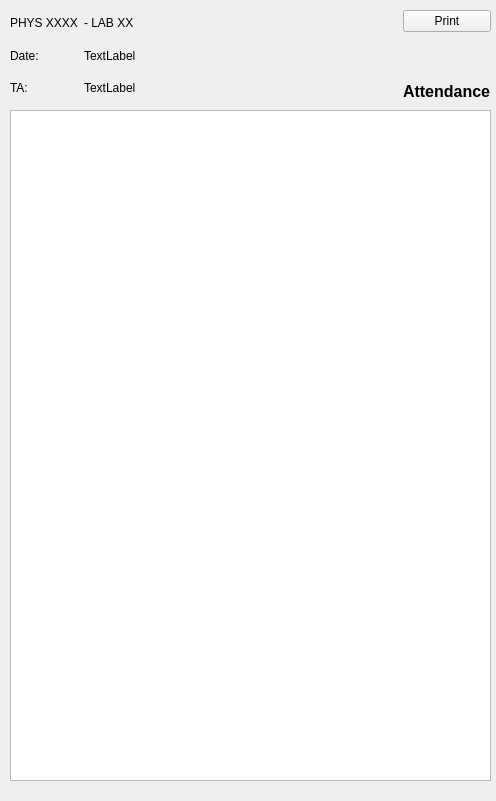
This is YorkULabSeating_att.ui in tdgskinner/yorku-phys-lab-seating as Qt 5 draws it before an edit. The edited form follows.
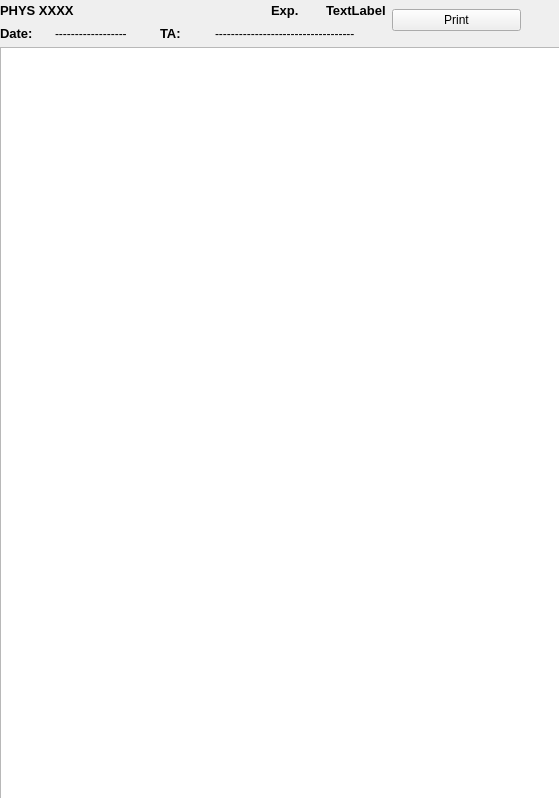
This is the edited form.

Commit message: print Attendance implemented

```diff
--- a/YorkULabSeating_att.ui
+++ b/YorkULabSeating_att.ui
@@ -6,129 +6,163 @@
    <rect>
     <x>0</x>
     <y>0</y>
-    <width>496</width>
-    <height>801</height>
+    <width>559</width>
+    <height>798</height>
    </rect>
   </property>
   <property name="windowTitle">
    <string>Form</string>
   </property>
-  <widget class="QTableView" name="tableView">
-   <property name="geometry">
-    <rect>
-     <x>10</x>
-     <y>110</y>
-     <width>481</width>
-     <height>671</height>
-    </rect>
-   </property>
-  </widget>
   <widget class="QWidget" name="layoutWidget">
    <property name="geometry">
     <rect>
-     <x>10</x>
-     <y>10</y>
-     <width>481</width>
-     <height>91</height>
+     <x>0</x>
+     <y>0</y>
+     <width>561</width>
+     <height>801</height>
     </rect>
    </property>
-   <layout class="QHBoxLayout" name="horizontalLayout">
+   <layout class="QVBoxLayout" name="verticalLayout_2" stretch="1,8">
+    <item>
+     <layout class="QHBoxLayout" name="horizontalLayout" stretch="3,1,0">
     <item>
      <layout class="QGridLayout" name="gridLayout">
-      <item row="0" column="0">
-       <widget class="QLabel" name="label_code">
-        <property name="text">
-         <string>PHYS XXXX</string>
-        </property>
-       </widget>
-      </item>
-      <item row="0" column="1">
-       <widget class="QLabel" name="label_session_id">
-        <property name="text">
-         <string>- LAB XX</string>
-        </property>
-       </widget>
-      </item>
-      <item row="1" column="0">
+        <item row="0" column="3" colspan="2">
+         <spacer name="horizontalSpacer">
+          <property name="orientation">
+           <enum>Qt::Horizontal</enum>
+          </property>
+          <property name="sizeHint" stdset="0">
+           <size>
+            <width>30</width>
+            <height>20</height>
+           </size>
+          </property>
+         </spacer>
+        </item>
+        <item row="0" column="5">
        <widget class="QLabel" name="label_4">
+          <property name="font">
+           <font>
+            <pointsize>10</pointsize>
+            <weight>75</weight>
+            <bold>true</bold>
+           </font>
+          </property>
+          <property name="text">
+           <string>Exp.</string>
+          </property>
+         </widget>
+        </item>
+        <item row="0" column="6">
+         <widget class="QLabel" name="label_exp_id">
+          <property name="font">
+           <font>
+            <pointsize>10</pointsize>
+            <weight>75</weight>
+            <bold>true</bold>
+           </font>
+          </property>
+          <property name="text">
+           <string>TextLabel</string>
+          </property>
+         </widget>
+        </item>
+        <item row="1" column="0">
+         <widget class="QLabel" name="label_6">
+          <property name="font">
+           <font>
+            <pointsize>10</pointsize>
+            <weight>75</weight>
+            <bold>true</bold>
+           </font>
+          </property>
         <property name="text">
          <string>Date:</string>
         </property>
        </widget>
       </item>
-      <item row="2" column="0">
+        <item row="1" column="3">
        <widget class="QLabel" name="label_5">
+          <property name="font">
+           <font>
+            <pointsize>10</pointsize>
+            <weight>75</weight>
+            <bold>true</bold>
+           </font>
+          </property>
         <property name="text">
          <string>TA:</string>
         </property>
        </widget>
       </item>
-      <item row="1" column="1">
-       <widget class="QLabel" name="label_date">
+        <item row="1" column="1" colspan="2">
+         <widget class="QLabel" name="label_2">
         <property name="text">
-         <string>TextLabel</string>
+           <string>------------------</string>
         </property>
        </widget>
       </item>
-      <item row="2" column="1">
+        <item row="1" column="4" colspan="3">
        <widget class="QLabel" name="label_TA_name">
         <property name="text">
-         <string>TextLabel</string>
+           <string>-----------------------------------</string>
+          </property>
+         </widget>
+        </item>
+        <item row="0" column="0" colspan="3">
+         <widget class="QLabel" name="label_code">
+          <property name="font">
+           <font>
+            <pointsize>10</pointsize>
+            <weight>75</weight>
+            <bold>true</bold>
+           </font>
+          </property>
+          <property name="text">
+           <string>PHYS XXXX</string>
         </property>
        </widget>
       </item>
      </layout>
     </item>
-    <item>
-     <spacer name="horizontalSpacer">
-      <property name="orientation">
-       <enum>Qt::Horizontal</enum>
-      </property>
-      <property name="sizeHint" stdset="0">
-       <size>
-        <width>40</width>
-        <height>20</height>
-       </size>
-      </property>
-     </spacer>
-    </item>
     <item>
      <layout class="QVBoxLayout" name="verticalLayout">
       <item>
-       <widget class="QPushButton" name="pushButton_print">
+         <widget class="QPushButton" name="pushButton_print_att">
         <property name="text">
          <string>Print</string>
         </property>
        </widget>
       </item>
+       </layout>
+      </item>
       <item>
-       <spacer name="verticalSpacer">
+       <spacer name="horizontalSpacer_2">
         <property name="orientation">
-         <enum>Qt::Vertical</enum>
+         <enum>Qt::Horizontal</enum>
         </property>
         <property name="sizeHint" stdset="0">
          <size>
-          <width>20</width>
-          <height>40</height>
+          <width>40</width>
+          <height>20</height>
          </size>
         </property>
        </spacer>
       </item>
+     </layout>
+    </item>
       <item>
-       <widget class="QLabel" name="label">
+     <widget class="QTableView" name="tableView_att">
         <property name="font">
          <font>
-          <pointsize>12</pointsize>
-          <weight>75</weight>
-          <bold>true</bold>
-         </font>
-        </property>
-        <property name="text">
-         <string>Attendance</string>
-        </property>
-       </widget>
-      </item>
-     </layout>
+        <pointsize>7</pointsize>
+       </font>
+      </property>
+      <property name="lineWidth">
+       <number>2</number>
+      </property>
+     </widget>
     </item>
    </layout>
   </widget>
```
Lines whose indentation alone changed are shown as unchanged. The commit also changes 2 other files.
